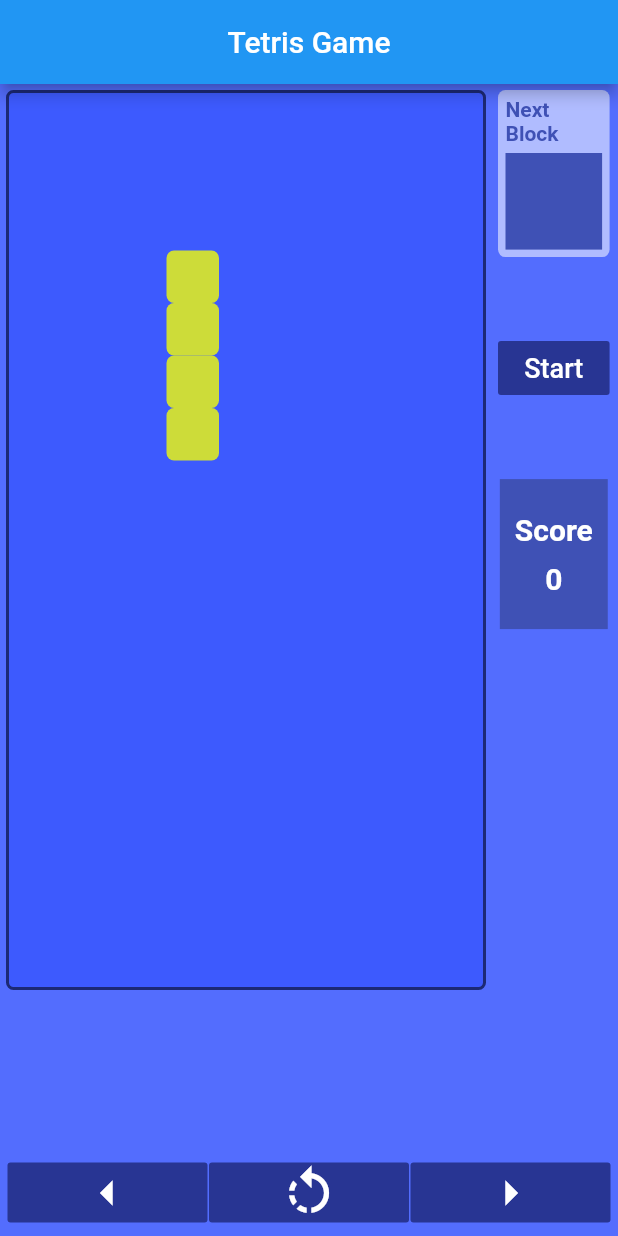
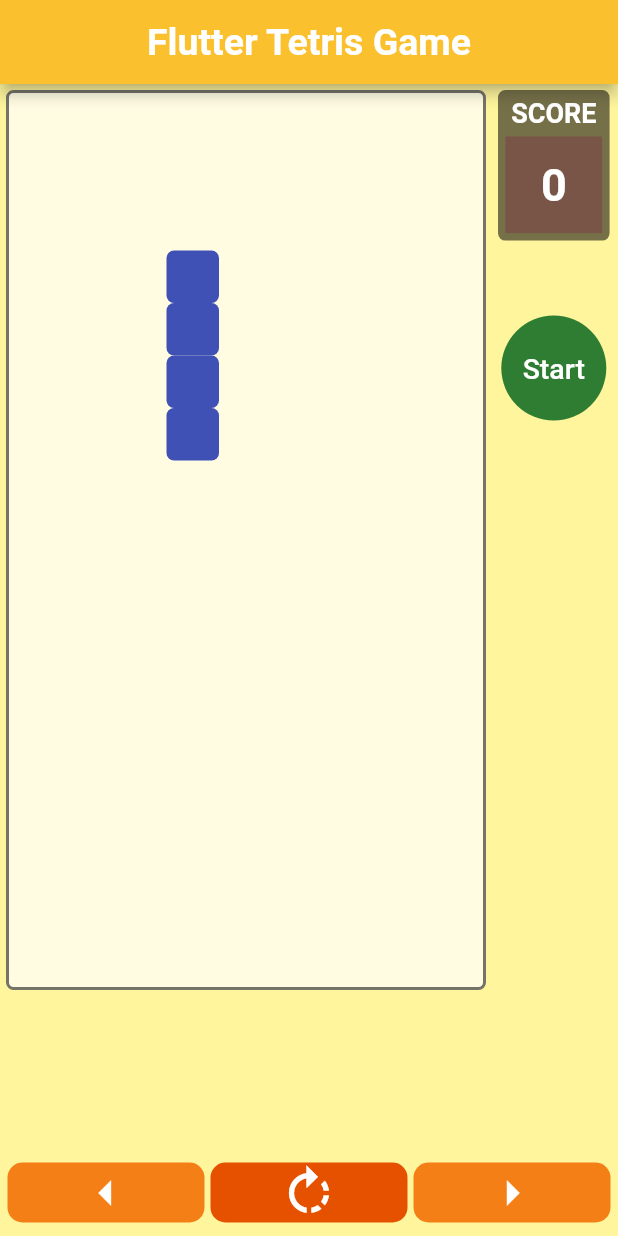
Before and after one commit to gokhan94/flutter-tetris, a Flutter app: the screen it shows after launch, after a tap on "Start", on a phone screen of 412 x 824 dp. Run offline on Flutter 3.47's test engine with Material 2 defaults, Android fonts, the phone set to English and light mode, and no system bars.

Commit message:
tetremino line deletion method fixed

```diff
--- a/lib/main.dart
+++ b/lib/main.dart
@@ -2,8 +2,7 @@ import 'package:flutter/material.dart';
 import 'package:provider/provider.dart';
 import 'package:tetris/score_counter.dart';
 import 'package:tetris/tetris.dart';
-import 'package:tetris/widget/next_block.dart';
-import 'package:tetris/widget/score.dart';
+import 'package:tetris/widget/score_display.dart';
 
 void main() => runApp(ChangeNotifierProvider<Counter>(
       create: (context) => Counter(0),
@@ -32,11 +31,11 @@ class _TetrisState extends State<Tetris> {
   Widget build(BuildContext context) {
     return Scaffold(
       appBar: AppBar(
-        title: Text("Tetris Game"),
+        title: Text("Flutter Tetris Game", style: TextStyle(fontSize: 25, color: Colors.white, fontWeight: FontWeight.bold),),
         centerTitle: true,
-        backgroundColor: Colors.indigoAccent.shade50,
+        backgroundColor: Colors.yellow.shade700,
       ),
-      backgroundColor: Colors.indigoAccent,
+      backgroundColor: Colors.yellow.shade200,
       body: Column(
         children: [
           //Score(),
@@ -58,11 +57,16 @@ class _TetrisState extends State<Tetris> {
                         padding: const EdgeInsets.all(4.0),
                         child: Column(
                           children: [
-                            NextBlock(),
+                            ScoreDisplay(),
                             SizedBox(
                               height: 50,
                             ),
                             FlatButton(
+                              shape: CircleBorder(),
+                              height: 70,
+                             /* shape: RoundedRectangleBorder(
+                                borderRadius: BorderRadius.circular(15),
+                              ),*/
                               onPressed: () {
                                 setState(() {
                                   _keyGame.currentState.gameStart();
@@ -71,14 +75,13 @@ class _TetrisState extends State<Tetris> {
                               child: Text(
                                 "Start",
                                 style: TextStyle(
-                                    color: Colors.white, fontSize: 18),
+                                    color: Colors.white, fontSize: 19),
                               ),
-                              color: Colors.indigo.shade800,
+                              color: Colors.green.shade800,
                             ),
                             SizedBox(
                               height: 50,
                             ),
-                            Score(),
                           ],
                         )))
               ],
@@ -90,6 +93,9 @@ class _TetrisState extends State<Tetris> {
               children: [
                 Expanded(
                   child: FlatButton(
+                    shape: RoundedRectangleBorder(
+                      borderRadius: BorderRadius.circular(10),
+                    ),
                     onPressed: () {
                       setState(() {
                         _keyGame.currentState.moveLeft();
@@ -100,32 +106,38 @@ class _TetrisState extends State<Tetris> {
                       size: 40,
                       color: Colors.white,
                     ),
-                    color: Colors.indigo.shade800,
+                    color: Colors.yellow.shade900,
                   ),
                 ),
                 SizedBox(
-                  width: 1,
+                  width: 4,
                 ),
                 Expanded(
                   child: FlatButton(
+                    shape: RoundedRectangleBorder(
+                      borderRadius: BorderRadius.circular(10),
+                    ),
                     onPressed: () {
                       setState(() {
                         _keyGame.currentState.moveRotate();
                       });
                     },
                     child: Icon(
-                      Icons.rotate_left_outlined,
+                      Icons.rotate_right,
                       size: 40,
                       color: Colors.white,
                     ),
-                    color: Colors.indigo.shade800,
+                    color: Colors.orange.shade900,
                   ),
                 ),
                 SizedBox(
-                  width: 1,
+                  width: 4,
                 ),
                 Expanded(
                   child: FlatButton(
+                    shape: RoundedRectangleBorder(
+                      borderRadius: BorderRadius.circular(10),
+                    ),
                     onPressed: () {
                       setState(() {
                         _keyGame.currentState.moveRight();
@@ -136,7 +148,7 @@ class _TetrisState extends State<Tetris> {
                       size: 40,
                       color: Colors.white,
                     ),
-                    color: Colors.indigo.shade800,
+                    color: Colors.yellow.shade900,
                   ),
                 ),
               ],
--- a/lib/tetremino/iblock.dart
+++ b/lib/tetremino/iblock.dart
@@ -8,5 +8,5 @@ class IBlock extends Block {
     [SubBlock(0, 0), SubBlock(1, 0), SubBlock(2, 0), SubBlock(3, 0)],
     [SubBlock(0, 0), SubBlock(0, 1), SubBlock(0, 2), SubBlock(0, 3)],
     [SubBlock(0, 0), SubBlock(1, 0), SubBlock(2, 0), SubBlock(3, 0)],
-  ], Colors.lime, rotationIndex);
+  ], Colors.indigo, rotationIndex);
 }
--- a/lib/tetremino/jblock.dart
+++ b/lib/tetremino/jblock.dart
@@ -9,5 +9,5 @@ class JBlock extends Block {
     [SubBlock(0, 0), SubBlock(0, 1), SubBlock(1, 1), SubBlock(2, 1)],
     [SubBlock(0, 0), SubBlock(1, 0), SubBlock(0, 1), SubBlock(0, 2)],
     [SubBlock(0, 0), SubBlock(1, 0), SubBlock(2, 0), SubBlock(2, 1)],
-  ], Colors.yellow[200], rotationIndex);
+  ], Colors.green, rotationIndex);
 }
--- a/lib/tetremino/oblock.dart
+++ b/lib/tetremino/oblock.dart
@@ -9,5 +9,5 @@ class OBlock extends Block {
     [SubBlock(0, 0), SubBlock(1, 0), SubBlock(0, 1), SubBlock(1, 1)],
     [SubBlock(0, 0), SubBlock(1, 0), SubBlock(0, 1), SubBlock(1, 1)],
     [SubBlock(0, 0), SubBlock(1, 0), SubBlock(0, 1), SubBlock(1, 1)],
-  ], Colors.deepOrange[300], rotationIndex);
+  ], Colors.deepOrange[500], rotationIndex);
 }
--- a/lib/tetremino/zblock.dart
+++ b/lib/tetremino/zblock.dart
@@ -9,5 +9,5 @@ class ZBlock extends Block {
     [SubBlock(1, 0), SubBlock(0, 1), SubBlock(1, 1), SubBlock(0, 2)],
     [SubBlock(0, 0), SubBlock(1, 0), SubBlock(1, 1), SubBlock(2, 1)],
     [SubBlock(1, 0), SubBlock(0, 1), SubBlock(1, 1), SubBlock(0, 2)],
-  ], Colors.cyan[200], rotationIndex);
+  ], Colors.cyan[400], rotationIndex);
 }
--- a/lib/tetris.dart
+++ b/lib/tetris.dart
@@ -109,11 +109,12 @@ class TetrisGameState extends State<TetrisGame> {
   void deleteRow(int rowIndex) {
     // max rowIndex 14
     setState(() {
+      print(rowIndex);
       previousSubBlocks.removeWhere((subBlock) => subBlock.y == rowIndex);
 
       previousSubBlocks.forEach((subBlock) {
-        if (subBlock.y < BOARD_HEIGHT) {
-          subBlock.y++;
+        if (subBlock.y < rowIndex) {
+          subBlock.y += 1;
         }
       });
 
@@ -130,8 +131,9 @@ class TetrisGameState extends State<TetrisGame> {
         }
       });
 
-      if (counter == BOARD_WIDTH) {
+      if (counter >= BOARD_WIDTH) {
         deleteRow(row);
+        print(row); // max 14
       }
     }
   }
@@ -282,7 +284,7 @@ class TetrisGameState extends State<TetrisGame> {
         width: screen_width.toDouble(),
         height: screen_height.toDouble(),
         decoration: BoxDecoration(
-            color: Colors.indigoAccent.shade400,
+            color: Colors.white70,
             border: Border.all(width: GAME_AREA_BORDER, color: Colors.black54),
             borderRadius: BorderRadius.all(Radius.circular(5))),
         child: drawBlock());
--- a/lib/widget/next_block.dart
+++ /dev/null
@@ -1,36 +0,0 @@
-import 'package:flutter/material.dart';
-
-class NextBlock extends StatefulWidget {
-  @override
-  _NextBlockState createState() => _NextBlockState();
-}
-
-class _NextBlockState extends State<NextBlock> {
-  @override
-  Widget build(BuildContext context) {
-    return Container(
-      decoration: BoxDecoration(
-          borderRadius: BorderRadius.circular(5), color: Colors.white54),
-      width: double.infinity,
-      padding: EdgeInsets.all(5),
-      child: Column(
-        mainAxisSize: MainAxisSize.min,
-        children: [
-          Text(
-            'Next Block',
-            style: TextStyle(color: Colors.indigo,fontWeight: FontWeight.bold),
-          ),
-          SizedBox(
-            height: 5,
-          ),
-          AspectRatio(
-            aspectRatio: 1,
-            child: Container(
-              color: Colors.indigo.shade500,
-            ),
-          )
-        ],
-      ),
-    );
-  }
-}
--- a/lib/widget/score.dart
+++ /dev/null
@@ -1,43 +0,0 @@
-import 'package:flutter/material.dart';
-import 'package:provider/provider.dart';
-import 'package:tetris/score_counter.dart';
-
-class Score extends StatefulWidget {
-  @override
-  _ScoreState createState() => _ScoreState();
-}
-
-class _ScoreState extends State<Score> {
-  @override
-  Widget build(BuildContext context) {
-    return Container(
-      height: 100,
-      decoration: BoxDecoration(color: Colors.indigo.shade500),
-      child: Padding(
-        padding: const EdgeInsets.all(10.0),
-        child: Column(
-          mainAxisAlignment: MainAxisAlignment.center,
-          children: [
-            Text(
-              "Score",
-              style: TextStyle(
-                  color: Colors.white,
-                  fontSize: 20,
-                  fontWeight: FontWeight.bold),
-            ),
-            SizedBox(
-              height: 10,
-            ),
-            Text(
-              '${Provider.of<Counter>(context).score}',
-              style: TextStyle(
-                  color: Colors.white,
-                  fontSize: 20,
-                  fontWeight: FontWeight.bold),
-            ),
-          ],
-        ),
-      ),
-    );
-  }
-}
--- /dev/null
+++ b/lib/widget/score_display.dart
@@ -0,0 +1,42 @@
+import 'package:flutter/material.dart';
+import 'package:provider/provider.dart';
+import 'package:tetris/score_counter.dart';
+
+class ScoreDisplay extends StatefulWidget {
+  @override
+  _ScoreDisplayState createState() => _ScoreDisplayState();
+}
+
+class _ScoreDisplayState extends State<ScoreDisplay> {
+  @override
+  Widget build(BuildContext context) {
+    return Container(
+      decoration: BoxDecoration(
+          borderRadius: BorderRadius.circular(5), color: Colors.black54),
+      width: double.infinity,
+      padding: EdgeInsets.all(5),
+      child: Column(
+        mainAxisSize: MainAxisSize.min,
+        children: [
+          Text(
+            'SCORE',
+            style: TextStyle(color: Colors.white,fontWeight: FontWeight.bold, fontSize: 18),
+          ),
+          SizedBox(
+            height: 5,
+          ),
+          AspectRatio(
+            aspectRatio: 1,
+            child: Container(
+              color: Colors.brown,
+              child: Center(child: Text('${Provider.of<Counter>(context).score}', style: TextStyle(
+                  color: Colors.white,
+                  fontSize: 30,
+                  fontWeight: FontWeight.bold),),),
+            ),
+          )
+        ],
+      ),
+    );
+  }
+}
```
